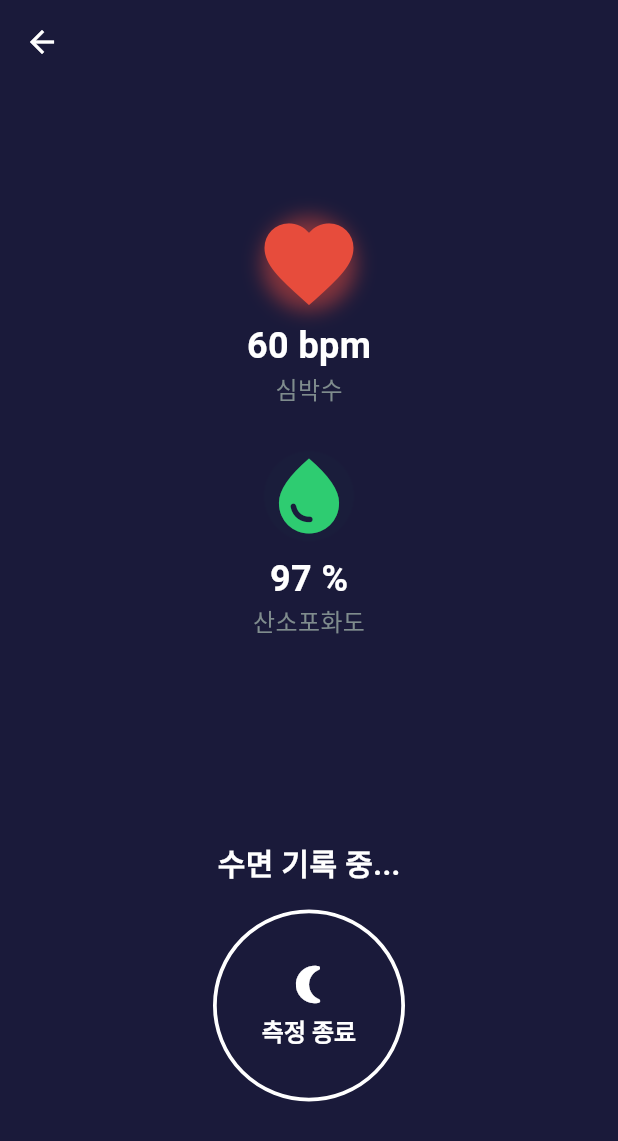
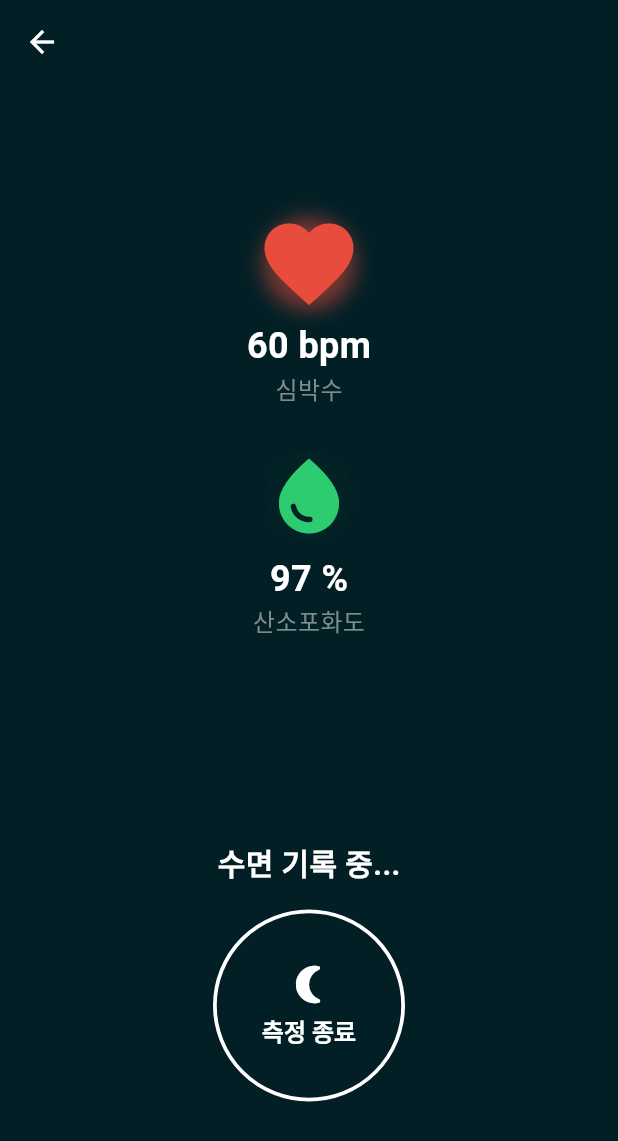
Before and after one commit to xxssii/flutter_app, a Flutter app: the SleepModeScreen screen opened directly, on a phone screen of 412 x 824 dp. Shown: the top 1141 px of the screen. Run offline on Flutter 3.47's test engine with Material 3 defaults, Android fonts, the phone set to English and light mode, and no system bars; our stand-ins replace bottom_navy_bar, cloud_firestore, cloud_functions, device_info_plus, firebase_core, firebase_messaging and 7 more; accounts and stored records are empty.

Commit message:
수면 모드스크린 색상 변경

```diff
--- a/lib/screens/sleep_mode_screen.dart
+++ b/lib/screens/sleep_mode_screen.dart
@@ -87,7 +87,8 @@ class _SleepModeScreenState extends State<SleepModeScreen>
         final spo2 = appState.currentSpo2.toStringAsFixed(0);
 
         return Scaffold(
-          backgroundColor: AppColors.primaryNavy, // 측정 중 배경색
+          backgroundColor:
+              const Color(0xFF011F25), // AppColors. 를 지웁니다., // 측정 중 배경색
           appBar: AppBar(
             backgroundColor: Colors.transparent,
             elevation: 0,
```
